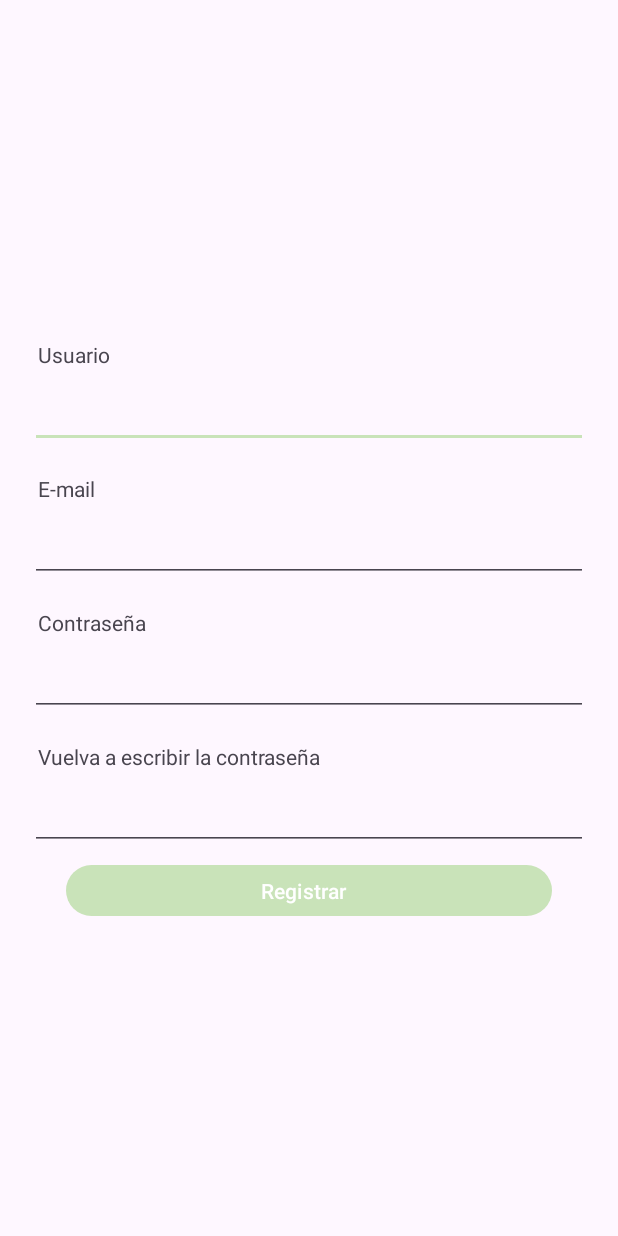
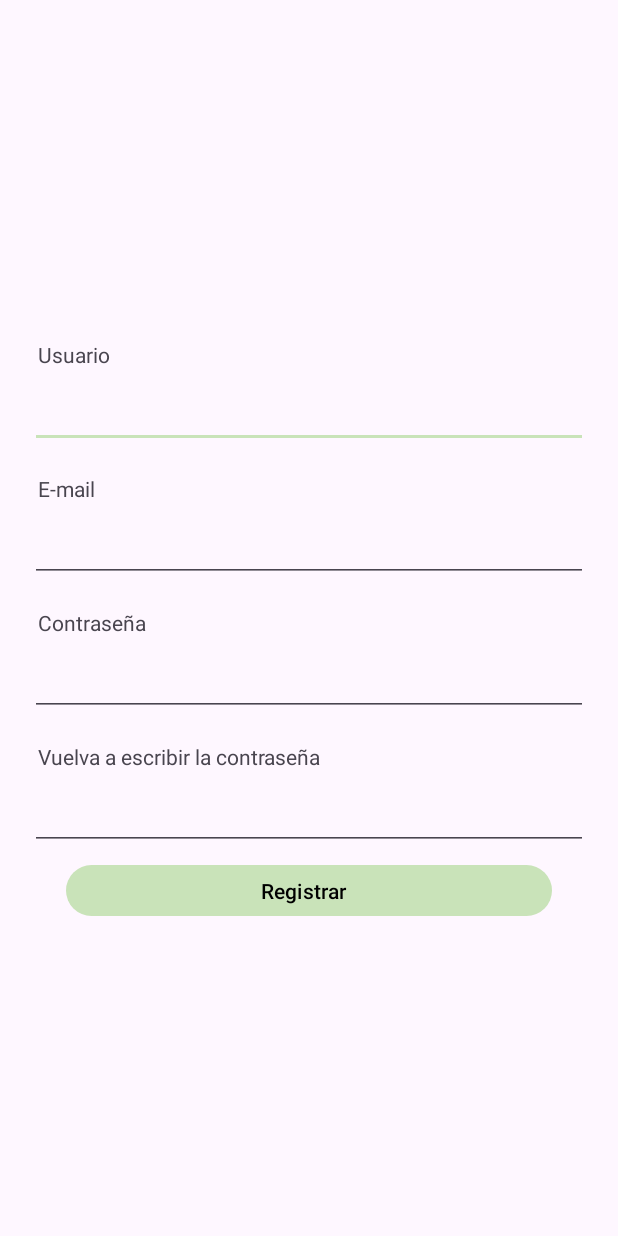
Before and after one commit to Nataliapaaz/seedplanner, an Android app: the RegistrarCuenta screen opened directly, with no data from a screen before it, on a phone screen of 412 x 824 dp. Run offline under Robolectric (Android 15) with nearby library versions, the phone set to English and light mode, and no system bars.

Commit message:
Registrar usuario avanzado

```diff
--- a/app/src/main/java/com/example/seedplanner/Agregarainventario.java
+++ b/app/src/main/java/com/example/seedplanner/Agregarainventario.java
@@ -10,5 +10,7 @@ public class Agregarainventario extends AppCompatActivity {
     protected void onCreate(Bundle savedInstanceState) {
         super.onCreate(savedInstanceState);
         setContentView(R.layout.activity_agregarainventario);
+
+
     }
 }
--- a/app/src/main/res/layout/activity_agregarainventario.xml
+++ b/app/src/main/res/layout/activity_agregarainventario.xml
@@ -2,6 +2,7 @@
 <androidx.constraintlayout.widget.ConstraintLayout xmlns:android="http://schemas.android.com/apk/res/android"
     xmlns:app="http://schemas.android.com/apk/res-auto"
     xmlns:tools="http://schemas.android.com/tools"
+    android:id="@+id/agregarSemilla"
     android:layout_width="match_parent"
     android:layout_height="match_parent"
     tools:context=".Agregarainventario">
--- a/app/src/main/res/layout/activity_registrar_cuenta.xml
+++ b/app/src/main/res/layout/activity_registrar_cuenta.xml
@@ -19,7 +19,7 @@
         android:text="@string/usuario" />
 
     <EditText
-        android:id="@+id/editTextText"
+        android:id="@+id/etUsuario"
         android:layout_width="match_parent"
         android:layout_height="wrap_content"
         android:layout_marginStart="20dp"
@@ -40,7 +40,7 @@
         android:text="@string/correo" />
 
     <EditText
-        android:id="@+id/editTextTextEmailAddress"
+        android:id="@+id/etCorreo"
         android:layout_width="match_parent"
         android:layout_height="wrap_content"
         android:layout_marginStart="20dp"
@@ -61,7 +61,7 @@
         android:text="@string/contrasena" />
 
     <EditText
-        android:id="@+id/editTextTextPassword"
+        android:id="@+id/etPassword"
         android:layout_width="match_parent"
         android:layout_height="wrap_content"
         android:layout_marginStart="20dp"
@@ -82,7 +82,7 @@
         android:text="@string/contraenia2" />
 
     <EditText
-        android:id="@+id/editTextTextPassword2"
+        android:id="@+id/etPassword2"
         android:layout_width="match_parent"
         android:layout_height="wrap_content"
         android:layout_marginStart="20dp"
@@ -99,6 +99,8 @@
         android:layout_marginStart="44dp"
         android:layout_marginEnd="44dp"
         android:insetTop="10dp"
+        android:onClick="registrar"
         android:paddingLeft="@dimen/fab_margin"
-        android:text="@string/btnregistrar" />
+        android:text="@string/btnregistrar"
+        android:textColor="@color/black" />
 </LinearLayout>
```
Also changed, not shown: app/src/main/java/com/example/seedplanner/RegistrarCuenta.java (+26 -0 lines).
